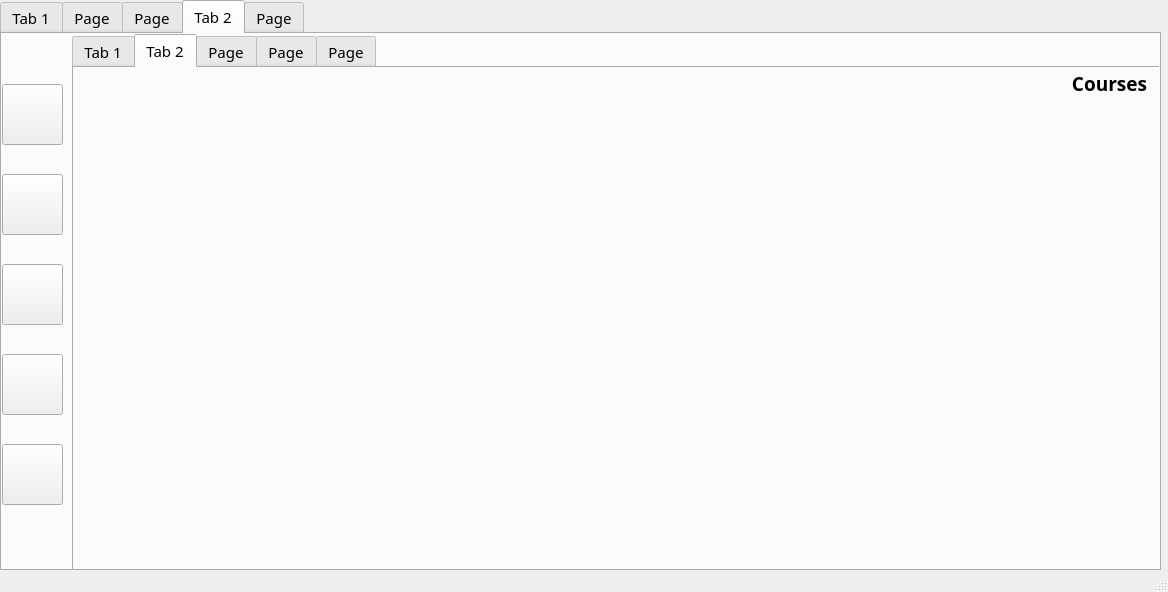
The window that MyGPAmate.ui (edeniyanda/MyGPAmate) describes before a commit, drawn with Qt 5.
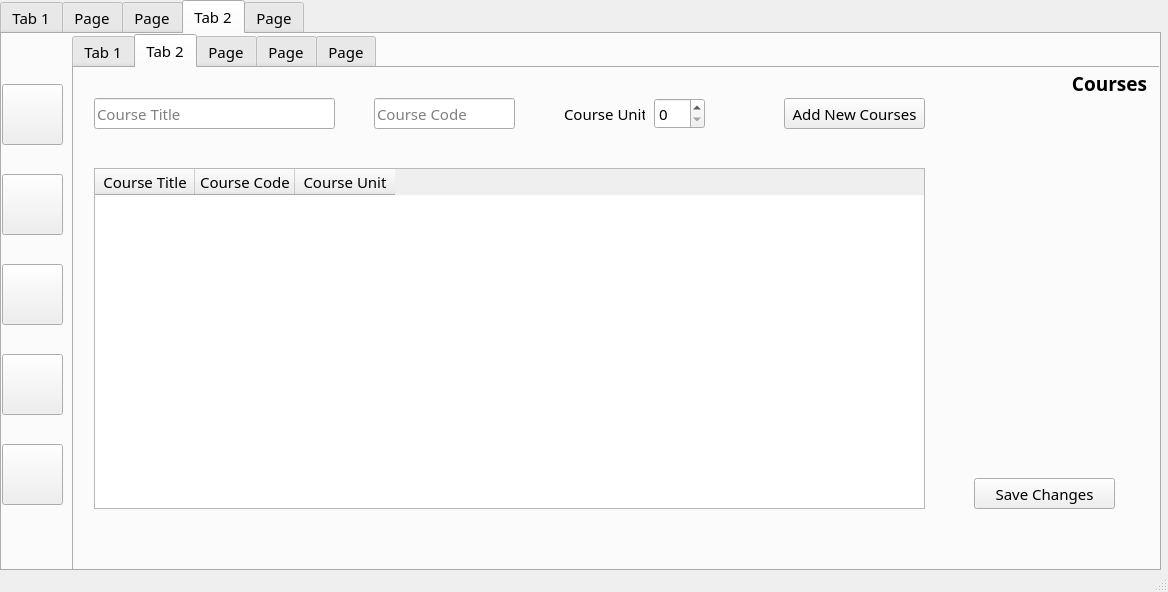
The same window after the commit. The open tabs and pages were chosen to show the change. Icons and pictures are not drawn.

```diff
--- a/MyGPAmate.ui
+++ b/MyGPAmate.ui
@@ -642,6 +642,115 @@
          <set>Qt::AlignCenter</set>
         </property>
        </widget>
+       <widget class="QLineEdit" name="lineEdit_course_code">
+        <property name="geometry">
+         <rect>
+          <x>300</x>
+          <y>30</y>
+          <width>141</width>
+          <height>31</height>
+         </rect>
+        </property>
+        <property name="placeholderText">
+         <string>Course Code</string>
+        </property>
+       </widget>
+       <widget class="QPushButton" name="pushButton_add_new_courses">
+        <property name="geometry">
+         <rect>
+          <x>710</x>
+          <y>30</y>
+          <width>141</width>
+          <height>31</height>
+         </rect>
+        </property>
+        <property name="text">
+         <string>Add New Courses</string>
+        </property>
+       </widget>
+       <widget class="QSpinBox" name="spinBox_course_unit">
+        <property name="geometry">
+         <rect>
+          <x>580</x>
+          <y>30</y>
+          <width>51</width>
+          <height>31</height>
+         </rect>
+        </property>
+        <property name="maximum">
+         <number>5</number>
+        </property>
+       </widget>
+       <widget class="QLineEdit" name="lineEdit_course_title">
+        <property name="geometry">
+         <rect>
+          <x>20</x>
+          <y>30</y>
+          <width>241</width>
+          <height>31</height>
+         </rect>
+        </property>
+        <property name="placeholderText">
+         <string>Course Title</string>
+        </property>
+       </widget>
+       <widget class="QPushButton" name="pushButton_save_changes">
+        <property name="geometry">
+         <rect>
+          <x>900</x>
+          <y>410</y>
+          <width>141</width>
+          <height>31</height>
+         </rect>
+        </property>
+        <property name="text">
+         <string>Save Changes</string>
+        </property>
+       </widget>
+       <widget class="QLabel" name="label_13">
+        <property name="geometry">
+         <rect>
+          <x>490</x>
+          <y>30</y>
+          <width>81</width>
+          <height>31</height>
+         </rect>
+        </property>
+        <property name="text">
+         <string>Course Unit </string>
+        </property>
+       </widget>
+       <widget class="QTableWidget" name="tableWidget_course_info">
+        <property name="geometry">
+         <rect>
+          <x>20</x>
+          <y>100</y>
+          <width>831</width>
+          <height>341</height>
+         </rect>
+        </property>
+        <property name="rowCount">
+         <number>0</number>
+        </property>
+        <property name="columnCount">
+         <number>3</number>
+        </property>
+        <column>
+         <property name="text">
+          <string>Course Title</string>
+         </property>
+        </column>
+        <column>
+         <property name="text">
+          <string>Course Code</string>
+         </property>
+        </column>
+        <column>
+         <property name="text">
+          <string>Course Unit</string>
+         </property>
+        </column>
+       </widget>
       </widget>
       <widget class="QWidget" name="tab_8">
        <attribute name="title">
@@ -971,115 +1080,6 @@
      <attribute name="title">
       <string>Page</string>
      </attribute>
-     <widget class="QLabel" name="label_13">
-      <property name="geometry">
-       <rect>
-        <x>580</x>
-        <y>70</y>
-        <width>81</width>
-        <height>31</height>
-       </rect>
-      </property>
-      <property name="text">
-       <string>Course Unit </string>
-      </property>
-     </widget>
-     <widget class="QLineEdit" name="lineEdit_course_code">
-      <property name="geometry">
-       <rect>
-        <x>390</x>
-        <y>70</y>
-        <width>141</width>
-        <height>31</height>
-       </rect>
-      </property>
-      <property name="placeholderText">
-       <string>Course Code</string>
-      </property>
-     </widget>
-     <widget class="QSpinBox" name="spinBox_course_unit">
-      <property name="geometry">
-       <rect>
-        <x>670</x>
-        <y>70</y>
-        <width>51</width>
-        <height>31</height>
-       </rect>
-      </property>
-      <property name="maximum">
-       <number>5</number>
-      </property>
-     </widget>
-     <widget class="QTableWidget" name="tableWidget_course_info">
-      <property name="geometry">
-       <rect>
-        <x>110</x>
-        <y>140</y>
-        <width>831</width>
-        <height>341</height>
-       </rect>
-      </property>
-      <property name="rowCount">
-       <number>0</number>
-      </property>
-      <property name="columnCount">
-       <number>3</number>
-      </property>
-      <column>
-       <property name="text">
-        <string>Course Title</string>
-       </property>
-      </column>
-      <column>
-       <property name="text">
-        <string>Course Code</string>
-       </property>
-      </column>
-      <column>
-       <property name="text">
-        <string>Course Unit</string>
-       </property>
-      </column>
-     </widget>
-     <widget class="QLineEdit" name="lineEdit_course_title">
-      <property name="geometry">
-       <rect>
-        <x>110</x>
-        <y>70</y>
-        <width>241</width>
-        <height>31</height>
-       </rect>
-      </property>
-      <property name="placeholderText">
-       <string>Course Title</string>
-      </property>
-     </widget>
-     <widget class="QPushButton" name="pushButton_add_new_courses">
-      <property name="geometry">
-       <rect>
-        <x>800</x>
-        <y>70</y>
-        <width>141</width>
-        <height>31</height>
-       </rect>
-      </property>
-      <property name="text">
-       <string>Add New Courses</string>
-      </property>
-     </widget>
-     <widget class="QPushButton" name="pushButton_save_changes">
-      <property name="geometry">
-       <rect>
-        <x>990</x>
-        <y>450</y>
-        <width>141</width>
-        <height>31</height>
-       </rect>
-      </property>
-      <property name="text">
-       <string>Save Changes</string>
-      </property>
-     </widget>
     </widget>
    </widget>
   </widget>
```
Left out of the diff: 50 changed lines with no effect on the pictures.
